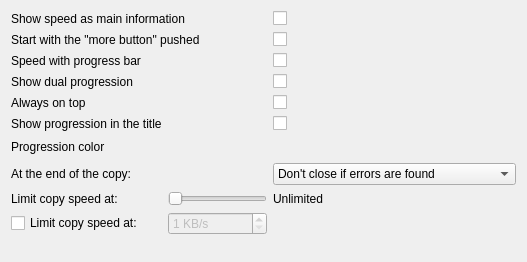
Qt form plugins-alternative/Themes/Supercopier/themesOptions.ui (alphaonex86/Ultracopier) before a commit.
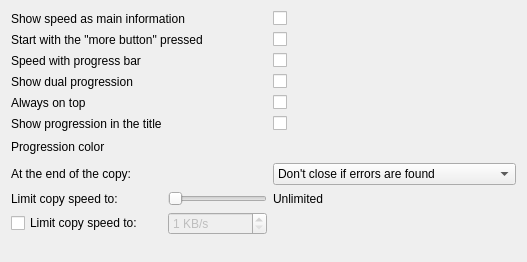
The same form after that commit.

Diff of the .ui file:
```diff
--- a/plugins-alternative/Themes/Supercopier/themesOptions.ui
+++ b/plugins-alternative/Themes/Supercopier/themesOptions.ui
@@ -47,7 +47,7 @@
    <item row="1" column="0" colspan="2">
     <widget class="QLabel" name="labelStartWithMoreButtonPushed">
      <property name="text">
-      <string>Start with the &quot;more button&quot; pushed</string>
+      <string>Start with the &quot;more button&quot; pressed</string>
      </property>
     </widget>
    </item>
@@ -64,7 +64,7 @@
    <item row="9" column="0">
     <widget class="QLabel" name="label_Slider_speed">
      <property name="text">
-      <string>Limit copy speed at:</string>
+      <string>Limit copy speed to:</string>
      </property>
     </widget>
    </item>
@@ -123,7 +123,7 @@
    <item row="10" column="0">
     <widget class="QCheckBox" name="checkBox_limitSpeed">
      <property name="text">
-      <string>Limit copy speed at:</string>
+      <string>Limit copy speed to:</string>
      </property>
     </widget>
    </item>
```
